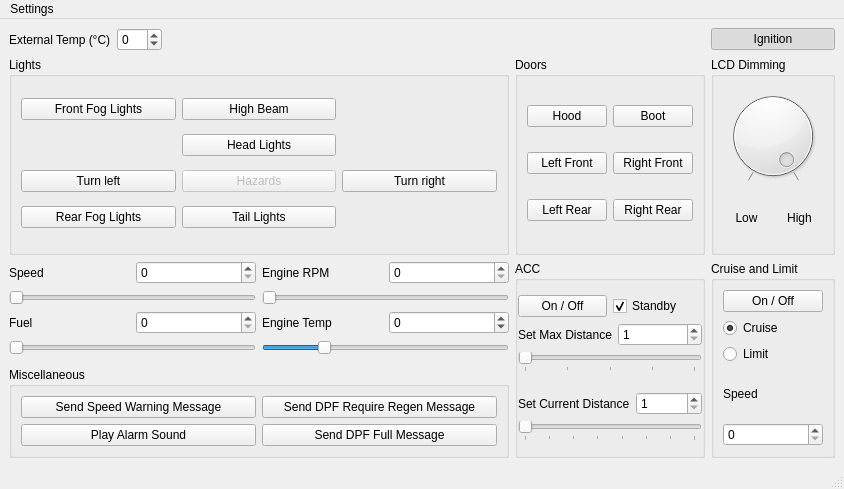
bigunclemax/FocusIPCCtrl, file formcar.ui: the form before one commit.
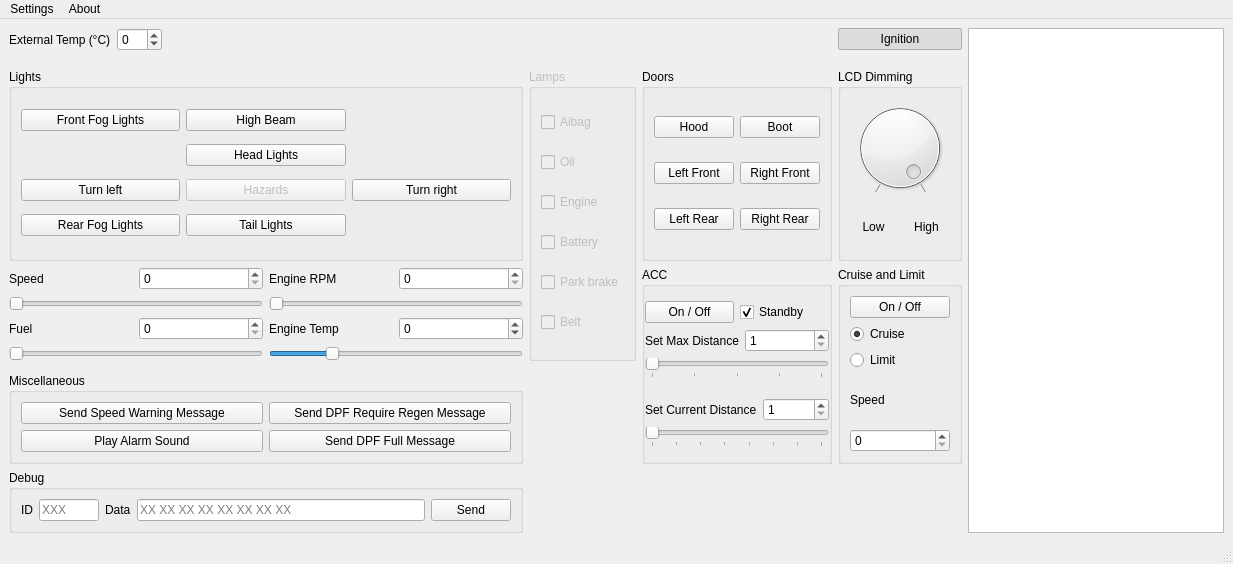
The form after the commit.

Commit message: [add] GUI: indication lamps, log, custom message

What changed in the file:
```diff
--- a/formcar.ui
+++ b/formcar.ui
@@ -6,8 +6,8 @@
    <rect>
     <x>0</x>
     <y>0</y>
-    <width>844</width>
-    <height>489</height>
+    <width>1233</width>
+    <height>564</height>
    </rect>
   </property>
   <widget class="QWidget" name="centralwidget">
@@ -30,98 +30,346 @@
     <property name="bottomMargin">
      <number>9</number>
     </property>
-    <item row="1" column="4">
-     <layout class="QHBoxLayout" name="ignitionBox">
-      <item>
-       <widget class="QPushButton" name="pushButton_Ignition">
-        <property name="text">
-         <string>Ignition</string>
-        </property>
-        <property name="checkable">
-         <bool>true</bool>
-        </property>
-        <property name="checked">
-         <bool>true</bool>
-        </property>
-       </widget>
-      </item>
-     </layout>
-    </item>
-    <item row="5" column="0" colspan="3">
-     <layout class="QHBoxLayout" name="speedRPMBox">
-      <item>
-       <layout class="QVBoxLayout" name="speedLayout">
-        <item>
-         <layout class="QHBoxLayout" name="sub_speedLayout">
-          <item>
-           <widget class="QLabel" name="speedLabel">
-            <property name="text">
-             <string>Speed</string>
-            </property>
-           </widget>
-          </item>
-          <item>
-           <widget class="QSpinBox" name="spinBox_Speed">
-            <property name="maximum">
-             <number>315</number>
-            </property>
-           </widget>
-          </item>
-         </layout>
-        </item>
-        <item>
-         <widget class="QSlider" name="horizontalSlider_Speed">
-          <property name="maximum">
-           <number>315</number>
-          </property>
-          <property name="orientation">
-           <enum>Qt::Horizontal</enum>
-          </property>
-         </widget>
-        </item>
-       </layout>
-      </item>
-      <item>
-       <layout class="QVBoxLayout" name="engineRPMLayout">
-        <item>
-         <layout class="QHBoxLayout" name="sub_engineRPMLayout">
-          <item>
-           <widget class="QLabel" name="engineRPMLabel">
-            <property name="text">
-             <string>Engine RPM</string>
-            </property>
-           </widget>
-          </item>
-          <item>
-           <widget class="QSpinBox" name="spinBox_RPM">
-            <property name="maximum">
-             <number>8000</number>
-            </property>
-           </widget>
-          </item>
-         </layout>
-        </item>
-        <item>
-         <widget class="QSlider" name="horizontalSlider_RPM">
-          <property name="maximum">
-           <number>8000</number>
-          </property>
-          <property name="orientation">
-           <enum>Qt::Horizontal</enum>
-          </property>
-          <property name="tickPosition">
-           <enum>QSlider::NoTicks</enum>
-          </property>
-          <property name="tickInterval">
-           <number>0</number>
-          </property>
-         </widget>
-        </item>
-       </layout>
-      </item>
-     </layout>
-    </item>
     <item row="5" column="4" rowspan="4">
+     <widget class="QGroupBox" name="accBox">
+      <property name="title">
+       <string>ACC</string>
+      </property>
+      <layout class="QVBoxLayout" name="accLayout">
+       <property name="spacing">
+        <number>6</number>
+       </property>
+       <property name="leftMargin">
+        <number>0</number>
+       </property>
+       <property name="topMargin">
+        <number>0</number>
+       </property>
+       <property name="rightMargin">
+        <number>0</number>
+       </property>
+       <property name="bottomMargin">
+        <number>0</number>
+       </property>
+       <item>
+        <layout class="QVBoxLayout" name="accMaxDistanceVLayout">
+         <item>
+          <layout class="QHBoxLayout" name="accOnStandbyLayout">
+           <item>
+            <widget class="QPushButton" name="pushButton_accStatus">
+             <property name="text">
+              <string>On / Off</string>
+             </property>
+             <property name="checkable">
+              <bool>true</bool>
+             </property>
+             <property name="checked">
+              <bool>false</bool>
+             </property>
+            </widget>
+           </item>
+           <item>
+            <widget class="QCheckBox" name="checkBox_accStandby">
+             <property name="enabled">
+              <bool>true</bool>
+             </property>
+             <property name="text">
+              <string>Standby</string>
+             </property>
+             <property name="checked">
+              <bool>true</bool>
+             </property>
+            </widget>
+           </item>
+          </layout>
+         </item>
+         <item>
+          <layout class="QHBoxLayout" name="accMaxDistanceLayout">
+           <item>
+            <widget class="QLabel" name="accMaxDistanceLabel">
+             <property name="text">
+              <string>Set Max Distance</string>
+             </property>
+            </widget>
+           </item>
+           <item>
+            <widget class="QSpinBox" name="spinBox_accSetDistance">
+             <property name="enabled">
+              <bool>true</bool>
+             </property>
+             <property name="minimum">
+              <number>1</number>
+             </property>
+             <property name="maximum">
+              <number>5</number>
+             </property>
+            </widget>
+           </item>
+          </layout>
+         </item>
+         <item>
+          <widget class="QSlider" name="horizontalSlider_accSetDistance">
+           <property name="sizePolicy">
+            <sizepolicy hsizetype="Expanding" vsizetype="Fixed">
+             <horstretch>0</horstretch>
+             <verstretch>0</verstretch>
+            </sizepolicy>
+           </property>
+           <property name="minimumSize">
+            <size>
+             <width>0</width>
+             <height>0</height>
+            </size>
+           </property>
+           <property name="maximumSize">
+            <size>
+             <width>16777215</width>
+             <height>16777215</height>
+            </size>
+           </property>
+           <property name="whatsThis">
+            <string/>
+           </property>
+           <property name="accessibleDescription">
+            <string/>
+           </property>
+           <property name="minimum">
+            <number>1</number>
+           </property>
+           <property name="maximum">
+            <number>5</number>
+           </property>
+           <property name="pageStep">
+            <number>1</number>
+           </property>
+           <property name="value">
+            <number>1</number>
+           </property>
+           <property name="sliderPosition">
+            <number>1</number>
+           </property>
+           <property name="orientation">
+            <enum>Qt::Horizontal</enum>
+           </property>
+           <property name="tickPosition">
+            <enum>QSlider::TicksBelow</enum>
+           </property>
+           <property name="tickInterval">
+            <number>1</number>
+           </property>
+          </widget>
+         </item>
+        </layout>
+       </item>
+       <item>
+        <layout class="QVBoxLayout" name="accCurrentDistanceVLayout">
+         <item>
+          <layout class="QHBoxLayout" name="accCurrentDistanceLayout">
+           <item>
+            <widget class="QLabel" name="accCurrentDistanceLabel">
+             <property name="enabled">
+              <bool>true</bool>
+             </property>
+             <property name="text">
+              <string>Set Current Distance</string>
+             </property>
+            </widget>
+           </item>
+           <item>
+            <widget class="QSpinBox" name="spinBox_accSimulateDistance">
+             <property name="enabled">
+              <bool>true</bool>
+             </property>
+             <property name="minimum">
+              <number>1</number>
+             </property>
+             <property name="maximum">
+              <number>8</number>
+             </property>
+            </widget>
+           </item>
+          </layout>
+         </item>
+         <item>
+          <widget class="QSlider" name="horizontalSlider_accSimulateDistance">
+           <property name="enabled">
+            <bool>true</bool>
+           </property>
+           <property name="minimum">
+            <number>1</number>
+           </property>
+           <property name="maximum">
+            <number>8</number>
+           </property>
+           <property name="pageStep">
+            <number>1</number>
+           </property>
+           <property name="sliderPosition">
+            <number>1</number>
+           </property>
+           <property name="orientation">
+            <enum>Qt::Horizontal</enum>
+           </property>
+           <property name="tickPosition">
+            <enum>QSlider::TicksBelow</enum>
+           </property>
+           <property name="tickInterval">
+            <number>1</number>
+           </property>
+          </widget>
+         </item>
+        </layout>
+       </item>
+      </layout>
+     </widget>
+    </item>
+    <item row="4" column="3" rowspan="3">
+     <widget class="QGroupBox" name="groupBox">
+      <property name="enabled">
+       <bool>false</bool>
+      </property>
+      <property name="title">
+       <string>Lamps</string>
+      </property>
+      <layout class="QVBoxLayout" name="verticalLayout_4">
+       <item>
+        <widget class="QCheckBox" name="checkBox_airbag">
+         <property name="text">
+          <string>Aibag</string>
+         </property>
+        </widget>
+       </item>
+       <item>
+        <widget class="QCheckBox" name="checkBox_oil">
+         <property name="text">
+          <string>Oil</string>
+         </property>
+        </widget>
+       </item>
+       <item>
+        <widget class="QCheckBox" name="checkBox_engine">
+         <property name="text">
+          <string>Engine</string>
+         </property>
+        </widget>
+       </item>
+       <item>
+        <widget class="QCheckBox" name="checkBox_battery">
+         <property name="text">
+          <string>Battery</string>
+         </property>
+        </widget>
+       </item>
+       <item>
+        <widget class="QCheckBox" name="checkBox_brake">
+         <property name="text">
+          <string>Park brake</string>
+         </property>
+        </widget>
+       </item>
+       <item>
+        <widget class="QCheckBox" name="checkBox">
+         <property name="text">
+          <string>Belt</string>
+         </property>
+        </widget>
+       </item>
+      </layout>
+     </widget>
+    </item>
+    <item row="9" column="0" colspan="3">
+     <widget class="QGroupBox" name="groupBox_2">
+      <property name="title">
+       <string>Debug</string>
+      </property>
+      <layout class="QHBoxLayout" name="horizontalLayout">
+       <item>
+        <widget class="QLabel" name="label_2">
+         <property name="text">
+          <string>ID</string>
+         </property>
+        </widget>
+       </item>
+       <item>
+        <widget class="QLineEdit" name="lineEdit_debugID">
+         <property name="sizePolicy">
+          <sizepolicy hsizetype="Minimum" vsizetype="Fixed">
+           <horstretch>0</horstretch>
+           <verstretch>0</verstretch>
+          </sizepolicy>
+         </property>
+         <property name="maximumSize">
+          <size>
+           <width>60</width>
+           <height>16777215</height>
+          </size>
+         </property>
+         <property name="inputMask">
+          <string/>
+         </property>
+         <property name="text">
+          <string/>
+         </property>
+         <property name="maxLength">
+          <number>3</number>
+         </property>
+         <property name="placeholderText">
+          <string>XXX</string>
+         </property>
+        </widget>
+       </item>
+       <item>
+        <widget class="QLabel" name="label_3">
+         <property name="text">
+          <string>Data</string>
+         </property>
+        </widget>
+       </item>
+       <item>
+        <widget class="QLineEdit" name="lineEdit_debugData">
+         <property name="sizePolicy">
+          <sizepolicy hsizetype="Expanding" vsizetype="Fixed">
+           <horstretch>0</horstretch>
+           <verstretch>0</verstretch>
+          </sizepolicy>
+         </property>
+         <property name="inputMask">
+          <string/>
+         </property>
+         <property name="text">
+          <string/>
+         </property>
+         <property name="maxLength">
+          <number>23</number>
+         </property>
+         <property name="frame">
+          <bool>true</bool>
+         </property>
+         <property name="placeholderText">
+          <string>XX XX XX XX XX XX XX XX</string>
+         </property>
+        </widget>
+       </item>
+       <item>
+        <widget class="QPushButton" name="pushButton_debugSend">
+         <property name="sizePolicy">
+          <sizepolicy hsizetype="Minimum" vsizetype="Fixed">
+           <horstretch>0</horstretch>
+           <verstretch>0</verstretch>
+          </sizepolicy>
+         </property>
+         <property name="text">
+          <string>Send</string>
+         </property>
+         <property name="checkable">
+          <bool>true</bool>
+         </property>
+        </widget>
+       </item>
+      </layout>
+     </widget>
+    </item>
+    <item row="5" column="5" rowspan="4">
      <widget class="QGroupBox" name="cruiseBox">
       <property name="title">
        <string>Cruise and Limit</string>
@@ -171,60 +419,22 @@
       </layout>
      </widget>
     </item>
-    <item row="8" column="0" colspan="3">
-     <widget class="QGroupBox" name="miscellaneusBox">
-      <property name="title">
-       <string>Miscellaneous</string>
-      </property>
-      <property name="checkable">
-       <bool>false</bool>
-      </property>
-      <layout class="QGridLayout" name="gridLayout_3">
-       <item row="1" column="0">
-        <widget class="QPushButton" name="pushButton_alarmSound">
-         <property name="text">
-          <string>Play Alarm Sound</string>
-         </property>
-         <property name="checkable">
-          <bool>true</bool>
-         </property>
-        </widget>
-       </item>
-       <item row="0" column="0">
-        <widget class="QPushButton" name="pushButton_speedWarning">
-         <property name="text">
-          <string>Send Speed Warning Message</string>
-         </property>
-         <property name="checkable">
-          <bool>true</bool>
-         </property>
-         <property name="autoRepeat">
-          <bool>false</bool>
-         </property>
-        </widget>
-       </item>
-       <item row="0" column="1">
-        <widget class="QPushButton" name="pushButton_dpfRegen">
-         <property name="text">
-          <string>Send DPF Require Regen Message</string>
-         </property>
-         <property name="checkable">
-          <bool>true</bool>
-         </property>
-        </widget>
-       </item>
-       <item row="1" column="1">
-        <widget class="QPushButton" name="pushButton_dpfFull">
-         <property name="text">
-          <string>Send DPF Full Message</string>
-         </property>
-         <property name="checkable">
-          <bool>true</bool>
-         </property>
-        </widget>
-       </item>
-      </layout>
-     </widget>
+    <item row="1" column="5">
+     <layout class="QHBoxLayout" name="ignitionBox">
+      <item>
+       <widget class="QPushButton" name="pushButton_Ignition">
+        <property name="text">
+         <string>Ignition</string>
+        </property>
+        <property name="checkable">
+         <bool>true</bool>
+        </property>
+        <property name="checked">
+         <bool>true</bool>
+        </property>
+       </widget>
+      </item>
+     </layout>
     </item>
     <item row="1" column="0">
      <layout class="QHBoxLayout" name="horizontalLayout_2">
@@ -299,78 +509,6 @@
       </item>
      </layout>
     </item>
-    <item row="4" column="3">
-     <widget class="QGroupBox" name="doorsBox">
-      <property name="enabled">
-       <bool>true</bool>
-      </property>
-      <property name="title">
-       <string>Doors</string>
-      </property>
-      <layout class="QGridLayout" name="gridLayout_2">
-       <item row="0" column="1">
-        <widget class="QPushButton" name="pushButton_bootButton">
-         <property name="text">
-          <string>Boot</string>
-         </property>
-         <property name="checkable">
-          <bool>true</bool>
-         </property>
-        </widget>
-       </item>
-       <item row="2" column="1">
-        <widget class="QPushButton" name="pushButton_rrDoorButton">
-         <property name="text">
-          <string>Right Rear</string>
-         </property>
-         <property name="checkable">
-          <bool>true</bool>
-         </property>
-        </widget>
-       </item>
-       <item row="2" column="0">
-        <widget class="QPushButton" name="pushButton_lrDoorButton">
-         <property name="text">
-          <string>Left Rear</string>
-         </property>
-         <property name="checkable">
-          <bool>true</bool>
-         </property>
-        </widget>
-       </item>
-       <item row="1" column="0">
-        <widget class="QPushButton" name="pushButton_lfDoorButton">
-         <property name="text">
-          <string>Left Front</string>
-         </property>
-         <property name="checkable">
-          <bool>true</bool>
-         </property>
-        </widget>
-       </item>
-       <item row="1" column="1">
-        <widget class="QPushButton" name="pushButton_rfDoorButton">
-         <property name="text">
-          <string>Right Front</string>
-         </property>
-         <property name="checkable">
-          <bool>true</bool>
-         </property>
-        </widget>
-       </item>
-       <item row="0" column="0">
-        <widget class="QPushButton" name="pushButton_hoodButton">
-         <property name="text">
-          <string>Hood</string>
-         </property>
-         <property name="checkable">
-          <bool>true</bool>
-         </property>
-        </widget>
-       </item>
-      </layout>
-     </widget>
-    </item>
     <item row="6" column="0" colspan="3">
      <layout class="QHBoxLayout" name="fuelEngineTempBox">
       <item>
@@ -448,7 +586,208 @@
       </item>
      </layout>
     </item>
+    <item row="8" column="0" colspan="3">
+     <widget class="QGroupBox" name="miscellaneusBox">
+      <property name="title">
+       <string>Miscellaneous</string>
+      </property>
+      <property name="checkable">
+       <bool>false</bool>
+      </property>
+      <layout class="QGridLayout" name="gridLayout_3">
+       <item row="1" column="0">
+        <widget class="QPushButton" name="pushButton_alarmSound">
+         <property name="text">
+          <string>Play Alarm Sound</string>
+         </property>
+         <property name="checkable">
+          <bool>true</bool>
+         </property>
+        </widget>
+       </item>
+       <item row="0" column="0">
+        <widget class="QPushButton" name="pushButton_speedWarning">
+         <property name="text">
+          <string>Send Speed Warning Message</string>
+         </property>
+         <property name="checkable">
+          <bool>true</bool>
+         </property>
+         <property name="autoRepeat">
+          <bool>false</bool>
+         </property>
+        </widget>
+       </item>
+       <item row="0" column="1">
+        <widget class="QPushButton" name="pushButton_dpfRegen">
+         <property name="text">
+          <string>Send DPF Require Regen Message</string>
+         </property>
+         <property name="checkable">
+          <bool>true</bool>
+         </property>
+        </widget>
+       </item>
+       <item row="1" column="1">
+        <widget class="QPushButton" name="pushButton_dpfFull">
+         <property name="text">
+          <string>Send DPF Full Message</string>
+         </property>
+         <property name="checkable">
+          <bool>true</bool>
+         </property>
+        </widget>
+       </item>
+      </layout>
+     </widget>
+    </item>
     <item row="4" column="4">
+     <widget class="QGroupBox" name="doorsBox">
+      <property name="enabled">
+       <bool>true</bool>
+      </property>
+      <property name="title">
+       <string>Doors</string>
+      </property>
+      <layout class="QGridLayout" name="gridLayout_2">
+       <item row="0" column="1">
+        <widget class="QPushButton" name="pushButton_bootButton">
+         <property name="text">
+          <string>Boot</string>
+         </property>
+         <property name="checkable">
+          <bool>true</bool>
+         </property>
+        </widget>
+       </item>
+       <item row="2" column="1">
+        <widget class="QPushButton" name="pushButton_rrDoorButton">
+         <property name="text">
+          <string>Right Rear</string>
+         </property>
+         <property name="checkable">
+          <bool>true</bool>
+         </property>
+        </widget>
+       </item>
+       <item row="2" column="0">
+        <widget class="QPushButton" name="pushButton_lrDoorButton">
+         <property name="text">
+          <string>Left Rear</string>
+         </property>
+         <property name="checkable">
+          <bool>true</bool>
+         </property>
+        </widget>
+       </item>
+       <item row="1" column="0">
+        <widget class="QPushButton" name="pushButton_lfDoorButton">
+         <property name="text">
+          <string>Left Front</string>
+         </property>
+         <property name="checkable">
+          <bool>true</bool>
+         </property>
+        </widget>
+       </item>
+       <item row="1" column="1">
+        <widget class="QPushButton" name="pushButton_rfDoorButton">
+         <property name="text">
+          <string>Right Front</string>
+         </property>
+         <property name="checkable">
+          <bool>true</bool>
+         </property>
+        </widget>
+       </item>
+       <item row="0" column="0">
+        <widget class="QPushButton" name="pushButton_hoodButton">
+         <property name="text">
+          <string>Hood</string>
+         </property>
+         <property name="checkable">
+          <bool>true</bool>
+         </property>
+        </widget>
+       </item>
+      </layout>
+     </widget>
+    </item>
+    <item row="5" column="0" colspan="3">
+     <layout class="QHBoxLayout" name="speedRPMBox">
+      <item>
+       <layout class="QVBoxLayout" name="speedLayout">
+        <item>
+         <layout class="QHBoxLayout" name="sub_speedLayout">
+          <item>
+           <widget class="QLabel" name="speedLabel">
+            <property name="text">
+             <string>Speed</string>
+            </property>
+           </widget>
+          </item>
+          <item>
+           <widget class="QSpinBox" name="spinBox_Speed">
+            <property name="maximum">
+             <number>315</number>
+            </property>
+           </widget>
+          </item>
+         </layout>
+        </item>
+        <item>
+         <widget class="QSlider" name="horizontalSlider_Speed">
+          <property name="maximum">
+           <number>315</number>
+          </property>
+          <property name="orientation">
+           <enum>Qt::Horizontal</enum>
+          </property>
+         </widget>
+        </item>
+       </layout>
+      </item>
+      <item>
+       <layout class="QVBoxLayout" name="engineRPMLayout">
+        <item>
+         <layout class="QHBoxLayout" name="sub_engineRPMLayout">
+          <item>
+           <widget class="QLabel" name="engineRPMLabel">
+            <property name="text">
+             <string>Engine RPM</string>
+            </property>
+           </widget>
+          </item>
+          <item>
+           <widget class="QSpinBox" name="spinBox_RPM">
+            <property name="maximum">
+             <number>8000</number>
+            </property>
+           </widget>
+          </item>
+         </layout>
+        </item>
+        <item>
+         <widget class="QSlider" name="horizontalSlider_RPM">
+          <property name="maximum">
+           <number>8000</number>
+          </property>
+          <property name="orientation">
+           <enum>Qt::Horizontal</enum>
+          </property>
+          <property name="tickPosition">
+           <enum>QSlider::NoTicks</enum>
+          </property>
+          <property name="tickInterval">
+           <number>0</number>
+          </property>
+         </widget>
+        </item>
+       </layout>
+      </item>
+     </layout>
+    </item>
+    <item row="4" column="5">
      <widget class="QGroupBox" name="dimming_Box">
       <property name="title">
        <string>LCD Dimming</string>
@@ -515,199 +854,6 @@
       </layout>
      </widget>
     </item>
-    <item row="5" column="3" rowspan="4">
-     <widget class="QGroupBox" name="accBox">
-      <property name="title">
-       <string>ACC</string>
-      </property>
-      <layout class="QVBoxLayout" name="accLayout">
-       <property name="spacing">
-        <number>6</number>
-       </property>
-       <property name="leftMargin">
-        <number>0</number>
-       </property>
-       <property name="topMargin">
-        <number>0</number>
-       </property>
-       <property name="rightMargin">
-        <number>0</number>
-       </property>
-       <property name="bottomMargin">
-        <number>0</number>
-       </property>
-       <item>
-        <layout class="QVBoxLayout" name="accMaxDistanceVLayout">
-         <item>
-          <layout class="QHBoxLayout" name="accOnStandbyLayout">
-           <item>
-            <widget class="QPushButton" name="pushButton_accStatus">
-             <property name="text">
-              <string>On / Off</string>
-             </property>
-             <property name="checkable">
-              <bool>true</bool>
-             </property>
-             <property name="checked">
-              <bool>false</bool>
-             </property>
-            </widget>
-           </item>
-           <item>
-            <widget class="QCheckBox" name="checkBox_accStandby">
-             <property name="enabled">
-              <bool>true</bool>
-             </property>
-             <property name="text">
-              <string>Standby</string>
-             </property>
-             <property name="checked">
-              <bool>true</bool>
-             </property>
-            </widget>
-           </item>
-          </layout>
-         </item>
-         <item>
-          <layout class="QHBoxLayout" name="accMaxDistanceLayout">
-           <item>
-            <widget class="QLabel" name="accMaxDistanceLabel">
-             <property name="text">
-              <string>Set Max Distance</string>
-             </property>
-            </widget>
-           </item>
-           <item>
-            <widget class="QSpinBox" name="spinBox_accSetDistance">
-             <property name="enabled">
-              <bool>true</bool>
-             </property>
-             <property name="minimum">
-              <number>1</number>
-             </property>
-             <property name="maximum">
-              <number>5</number>
-             </property>
-            </widget>
-           </item>
-          </layout>
-         </item>
-         <item>
-          <widget class="QSlider" name="horizontalSlider_accSetDistance">
-           <property name="sizePolicy">
-            <sizepolicy hsizetype="Expanding" vsizetype="Fixed">
-             <horstretch>0</horstretch>
-             <verstretch>0</verstretch>
-            </sizepolicy>
-           </property>
-           <property name="minimumSize">
-            <size>
-             <width>0</width>
-             <height>0</height>
-            </size>
-           </property>
-           <property name="maximumSize">
-            <size>
-             <width>16777215</width>
-             <height>16777215</height>
-            </size>
-           </property>
-           <property name="whatsThis">
-            <string/>
-           </property>
-           <property name="accessibleDescription">
-            <string/>
-           </property>
-           <property name="minimum">
-            <number>1</number>
-           </property>
-           <property name="maximum">
-            <number>5</number>
-           </property>
-           <property name="pageStep">
-            <number>1</number>
-           </property>
-           <property name="value">
-            <number>1</number>
-           </property>
-           <property name="sliderPosition">
-            <number>1</number>
-           </property>
-           <property name="orientation">
-            <enum>Qt::Horizontal</enum>
-           </property>
-           <property name="tickPosition">
-            <enum>QSlider::TicksBelow</enum>
-           </property>
-           <property name="tickInterval">
-            <number>1</number>
-           </property>
-          </widget>
-         </item>
-        </layout>
-       </item>
-       <item>
-        <layout class="QVBoxLayout" name="accCurrentDistanceVLayout">
-         <item>
-          <layout class="QHBoxLayout" name="accCurrentDistanceLayout">
-           <item>
-            <widget class="QLabel" name="accCurrentDistanceLabel">
-             <property name="enabled">
-              <bool>true</bool>
-             </property>
-             <property name="text">
-              <string>Set Current Distance</string>
-             </property>
-            </widget>
-           </item>
-           <item>
-            <widget class="QSpinBox" name="spinBox_accSimulateDistance">
-             <property name="enabled">
-              <bool>true</bool>
-             </property>
-             <property name="minimum">
-              <number>1</number>
-             </property>
-             <property name="maximum">
-              <number>8</number>
-             </property>
-            </widget>
-           </item>
-          </layout>
-         </item>
-         <item>
-          <widget class="QSlider" name="horizontalSlider_accSimulateDistance">
-           <property name="enabled">
-            <bool>true</bool>
-           </property>
-           <property name="minimum">
-            <number>1</number>
-           </property>
-           <property name="maximum">
-            <number>8</number>
-           </property>
-           <property name="pageStep">
-            <number>1</number>
-           </property>
-           <property name="sliderPosition">
-            <number>1</number>
-           </property>
-           <property name="orientation">
-            <enum>Qt::Horizontal</enum>
-           </property>
-           <property name="tickPosition">
-            <enum>QSlider::TicksBelow</enum>
-           </property>
-           <property name="tickInterval">
-            <number>1</number>
-           </property>
-          </widget>
-         </item>
-        </layout>
-       </item>
-      </layout>
-     </widget>
-    </item>
     <item row="4" column="0" colspan="3">
      <widget class="QGroupBox" name="lightsBox">
       <property name="sizePolicy">
@@ -833,6 +979,13 @@
       </layout>
      </widget>
     </item>
+    <item row="1" column="6" rowspan="9">
+     <widget class="QPlainTextEdit" name="plainTextEdit_log">
+      <property name="readOnly">
+       <bool>true</bool>
+      </property>
+     </widget>
+    </item>
    </layout>
   </widget>
   <widget class="QMenuBar" name="menuBar">
@@ -840,7 +993,7 @@
     <rect>
      <x>0</x>
      <y>0</y>
-     <width>844</width>
+     <width>1233</width>
      <height>22</height>
     </rect>
    </property>
@@ -848,10 +1001,25 @@
     <property name="title">
      <string>Settings</string>
     </property>
+    <addaction name="actionShow_log"/>
+   </widget>
+   <widget class="QMenu" name="menuAbout">
+    <property name="title">
+     <string>About</string>
+    </property>
    </widget>
    <addaction name="menuSettings"/>
+   <addaction name="menuAbout"/>
   </widget>
   <widget class="QStatusBar" name="statusBar"/>
+  <action name="actionShow_log">
+   <property name="checkable">
+    <bool>true</bool>
+   </property>
+   <property name="text">
+    <string>Show log</string>
+   </property>
+  </action>
  </widget>
  <resources/>
  <connections>
```
The commit also changes 2 other files.
